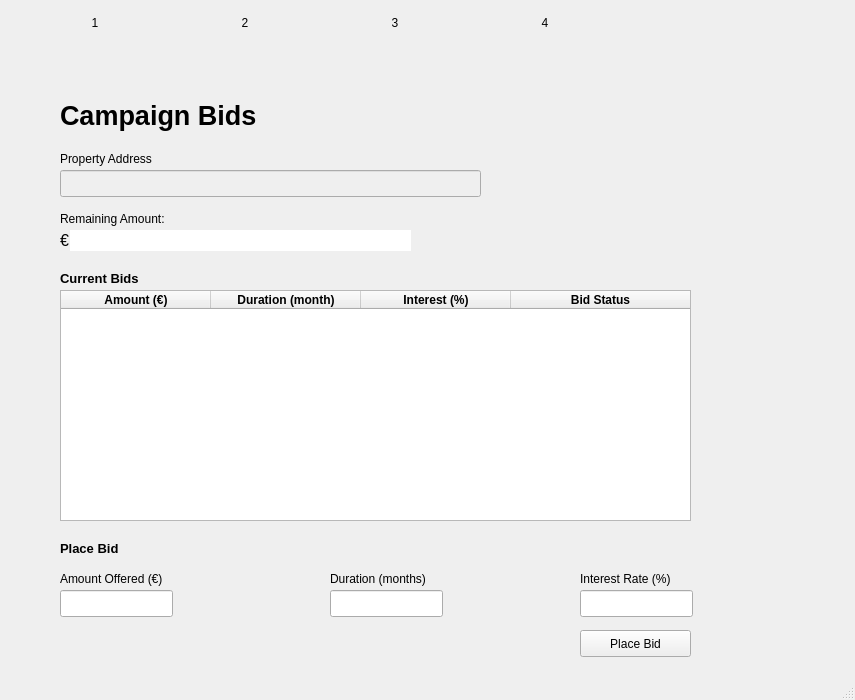
Jumba/decentralized-mortgage-market, file ui/mainwindow.ui: the form before one commit.
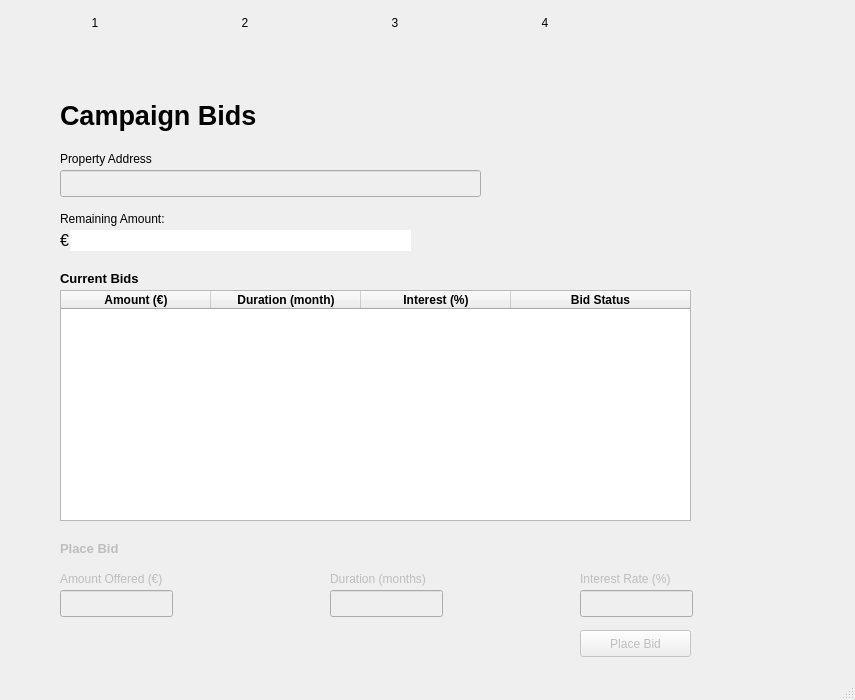
The form after the commit. The open tabs and pages were chosen to show the change.

Commit message: Removed tooltip from Pending Loan Requests

What changed in the file:
```diff
--- a/ui/mainwindow.ui
+++ b/ui/mainwindow.ui
@@ -30,7 +30,7 @@
      <enum>Qt::LeftToRight</enum>
     </property>
     <property name="currentIndex">
-     <number>7</number>
+     <number>3</number>
     </property>
     <widget class="QWidget" name="login_page">
      <widget class="QLabel" name="login_title">
@@ -812,7 +812,7 @@
        </size>
       </property>
       <property name="toolTip">
-       <string>&lt;html&gt;&lt;head/&gt;&lt;body&gt;&lt;p&gt;&lt;br/&gt;&lt;/p&gt;&lt;/body&gt;&lt;/html&gt;</string>
+       <string/>
       </property>
       <property name="editTriggers">
        <set>QAbstractItemView::NoEditTriggers</set>
@@ -2009,6 +2009,9 @@
     </widget>
     <widget class="QWidget" name="icb_page">
      <widget class="QLineEdit" name="icb_amount_lineedit">
+      <property name="enabled">
+       <bool>false</bool>
+      </property>
       <property name="geometry">
        <rect>
         <x>60</x>
@@ -2032,6 +2035,9 @@
       </property>
      </widget>
      <widget class="QLineEdit" name="icb_duration_lineedit">
+      <property name="enabled">
+       <bool>false</bool>
+      </property>
       <property name="geometry">
        <rect>
         <x>330</x>
@@ -2042,6 +2048,9 @@
       </property>
      </widget>
      <widget class="QLabel" name="icb_duration_label">
+      <property name="enabled">
+       <bool>false</bool>
+      </property>
       <property name="geometry">
        <rect>
         <x>330</x>
@@ -2145,6 +2154,9 @@
       </column>
      </widget>
      <widget class="QLabel" name="icb_place_bid_label">
+      <property name="enabled">
+       <bool>false</bool>
+      </property>
       <property name="geometry">
        <rect>
         <x>60</x>
@@ -2165,6 +2177,9 @@
       </property>
      </widget>
      <widget class="QLabel" name="icb_amount_label">
+      <property name="enabled">
+       <bool>false</bool>
+      </property>
       <property name="geometry">
        <rect>
         <x>60</x>
@@ -2178,6 +2193,9 @@
       </property>
      </widget>
      <widget class="QPushButton" name="icb_place_bid_pushbutton">
+      <property name="enabled">
+       <bool>false</bool>
+      </property>
       <property name="geometry">
        <rect>
         <x>580</x>
@@ -2211,6 +2229,9 @@
       </property>
      </widget>
      <widget class="QLabel" name="icb_interest_label">
+      <property name="enabled">
+       <bool>false</bool>
+      </property>
       <property name="geometry">
        <rect>
         <x>580</x>
@@ -2224,6 +2245,9 @@
       </property>
      </widget>
      <widget class="QLineEdit" name="icb_interest_lineedit">
+      <property name="enabled">
+       <bool>false</bool>
+      </property>
       <property name="geometry">
        <rect>
         <x>580</x>
```
The commit also changes 1 other file.
